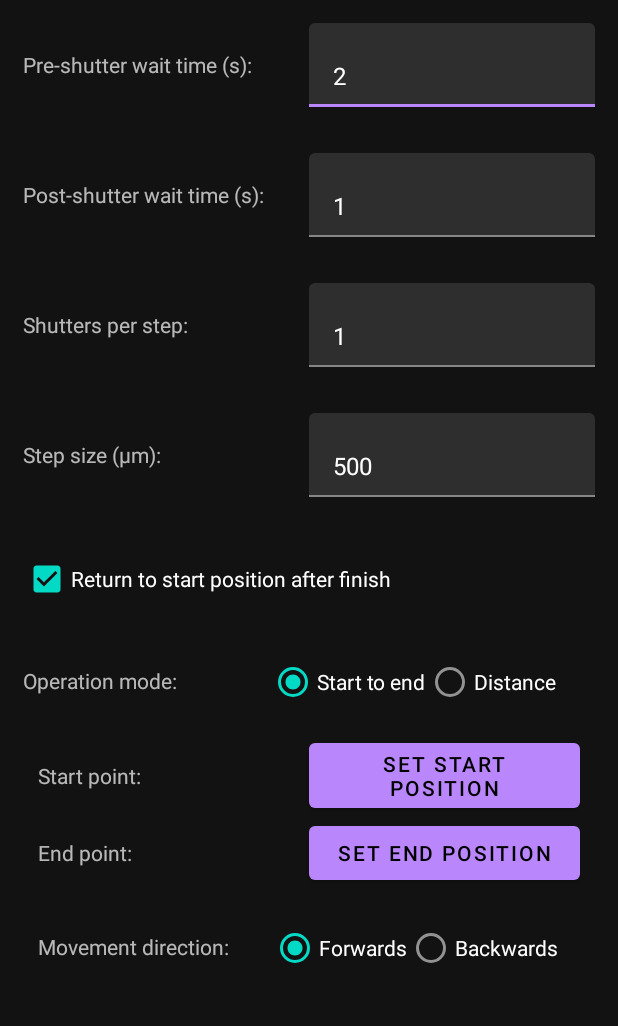
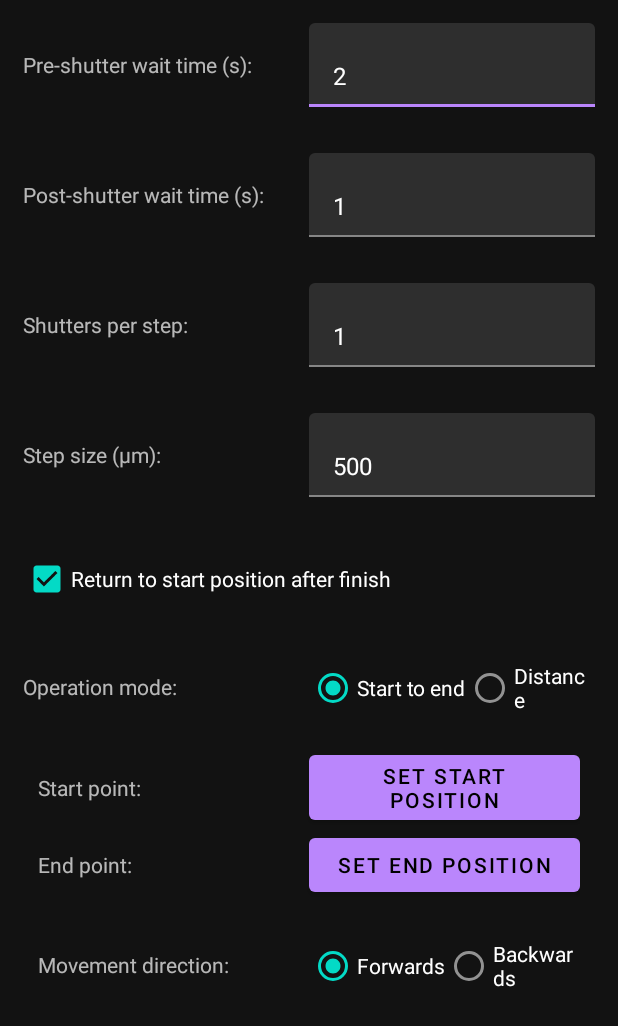
Before and after one commit to noah-peeters/ChimpRailAndroid, an Android app: the layout fragment_settings_screen.xml on its own in the app's theme, with its tools: preview values and no code run, on a phone screen of 412 x 824 dp. Shown: the top 1026 px of the screen. Run offline under Robolectric (Android 15) with nearby library versions, the phone set to English and light mode, and no system bars.

Commit message:
Small changes

```diff
--- a/app/src/main/java/com/apenz1/blessed_android_ble_test/SettingsScreenFragment.kt
+++ b/app/src/main/java/com/apenz1/blessed_android_ble_test/SettingsScreenFragment.kt
@@ -76,6 +76,7 @@ class SettingsScreenFragment : Fragment() {
         )
 
         // Checkbox setup
+        sharedViewModel.setReturnToStartPosition(true)
         view.findViewById<CheckBox>(R.id.returnToStartPosition_CheckBox).setOnClickListener { v ->
             if (v is CheckBox) {
                 sharedViewModel.setReturnToStartPosition(v.isChecked)
--- a/app/src/main/res/layout/fragment_settings_screen.xml
+++ b/app/src/main/res/layout/fragment_settings_screen.xml
@@ -181,7 +181,7 @@
                 android:id="@+id/stackingOperationRadioButtonGroup"
                 android:layout_width="match_parent"
                 android:layout_height="wrap_content"
-                android:layout_weight="0.75"
+                android:layout_weight="1"
                 android:orientation="horizontal">
 
                 <RadioButton
@@ -318,7 +318,7 @@
             <RadioGroup xmlns:android="http://schemas.android.com/apk/res/android"
                 android:layout_width="match_parent"
                 android:layout_height="wrap_content"
-                android:layout_weight="0.75"
+                android:layout_weight="1"
                 android:orientation="horizontal">
 
                 <RadioButton
```
